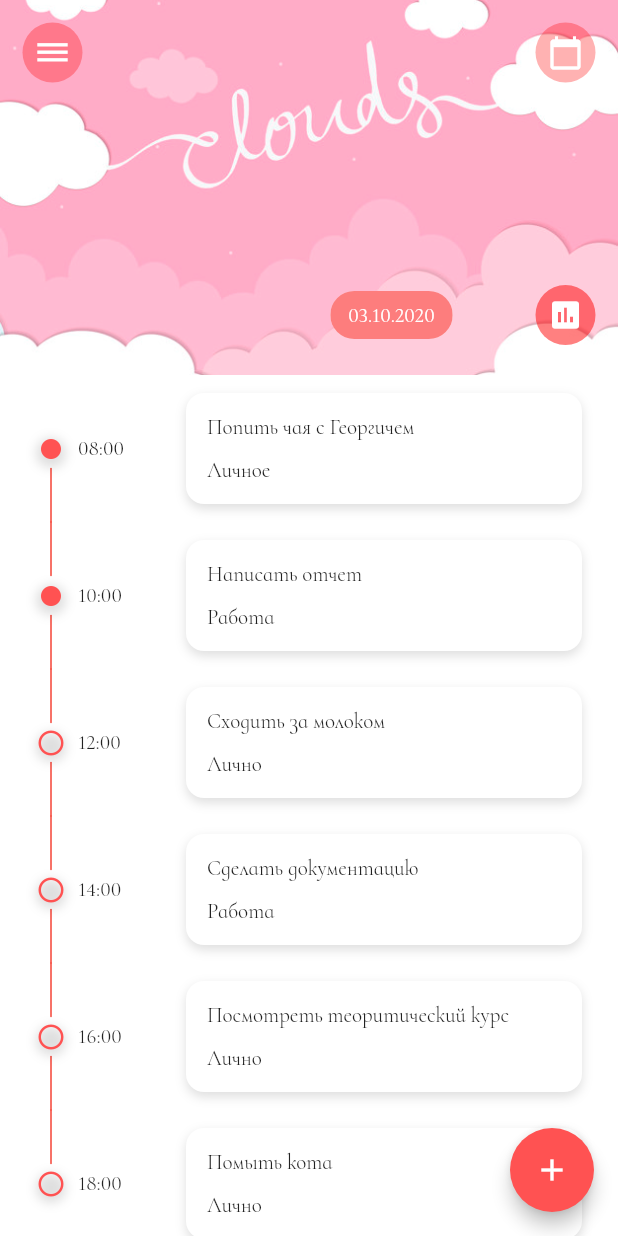
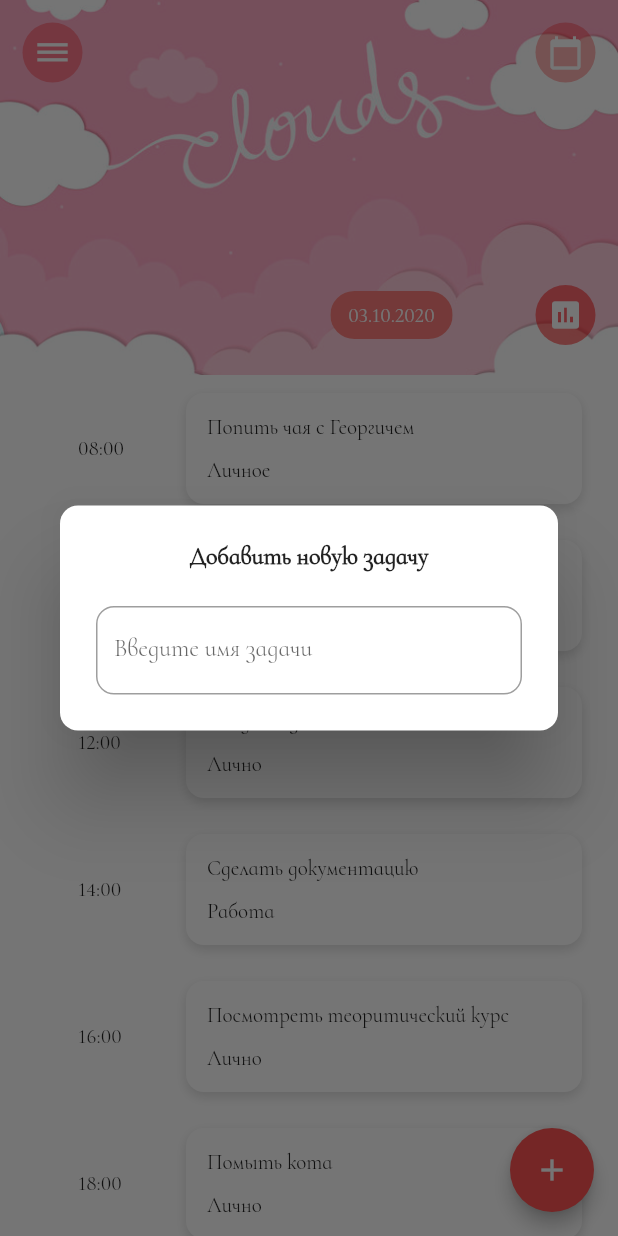
Before and after one commit to 88srzh/TODO_list, a Flutter app: the screen it shows after launch, after a tap on the "add" icon, on a phone screen of 412 x 824 dp. Run offline on Flutter 3.47's test engine with Material 2 defaults, Android fonts, the light colour scheme and no system bars.

Commit message:
add task_page in process

```diff
--- /dev/null
+++ b/lib/pages/add_task_page.dart
@@ -0,0 +1,39 @@
+import 'package:flutter/material.dart';
+
+class AddTaskPage extends StatefulWidget {
+  AddTaskPage({Key key}) : super(key: key);
+
+  @override
+  _AddTaskPageState createState() => _AddTaskPageState();
+}
+
+class _AddTaskPageState extends State<AddTaskPage> {
+  @override
+  Widget build(BuildContext context) {
+    return Padding(
+      padding: const EdgeInsets.all(24.0),
+      child: Column(
+        mainAxisSize: MainAxisSize.min,
+        children: <Widget>[
+          Center(
+              child: Text(
+            'Добавить новую задачу',
+            style: TextStyle(
+              fontWeight: FontWeight.bold,
+              fontSize: 16,
+            ),
+          )),
+          SizedBox(
+            height: 24,
+          ),
+          TextField(
+            decoration: InputDecoration(
+                border: OutlineInputBorder(
+                    borderRadius: BorderRadius.all(Radius.circular(12))),
+                labelText: 'Введите имя задачи'),
+          )
+        ],
+      ),
+    );
+  }
+}
--- a/lib/pages/home_page.dart
+++ b/lib/pages/home_page.dart
@@ -1,5 +1,6 @@
 import 'package:flutter/material.dart';
-import 'package:todo_list/pages/task_page.dart';
+import 'package:todo_list/pages/add_task_page.dart';
+// ! remove task_page.dart
 import '../widgets/top_bar.dart';
 import 'event_page.dart';
 
@@ -13,7 +14,18 @@ class HomePage extends StatelessWidget {
       body: _mainContent(),
       floatingActionButton: FloatingActionButton(
         child: Icon(Icons.add),
-        onPressed: () {}, // ! Добавить task
+        onPressed: () {
+          showDialog(
+              barrierDismissible: false,
+              context: context,
+              builder: (BuildContext context) {
+                return Dialog(
+                  child: AddTaskPage(),
+                  shape: RoundedRectangleBorder(
+                      borderRadius: BorderRadius.all(Radius.circular(12))),
+                );
+              });
+        },
         elevation: 5,
         tooltip: 'Добавить новую задачу',
       ),
--- /dev/null
+++ b/lib/widgets/custom_button.dart
@@ -0,0 +1,12 @@
+import 'package:flutter/material.dart';
+
+class CustomButton extends StatelessWidget {
+  const CustomButton({Key key}) : super(key: key);
+
+  @override
+  Widget build(BuildContext context) {
+    return Container(
+      child: Text('text'),
+    );
+  }
+}
```
Also changed, not shown: lib/pages/add_event_page.dart (added).
